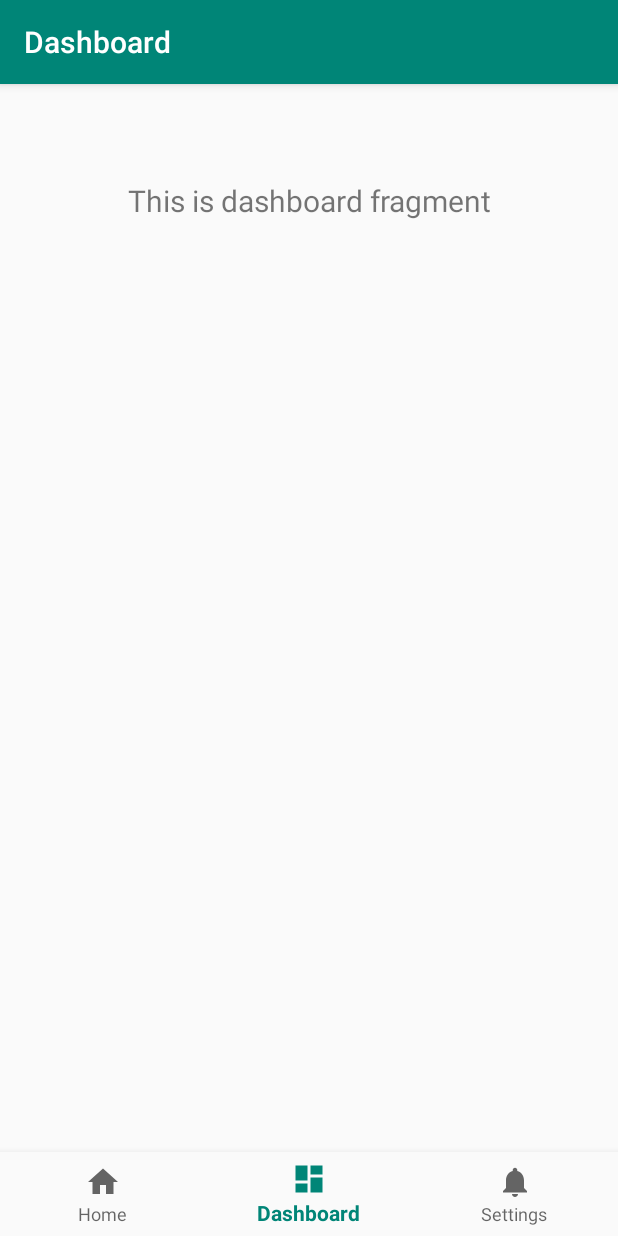
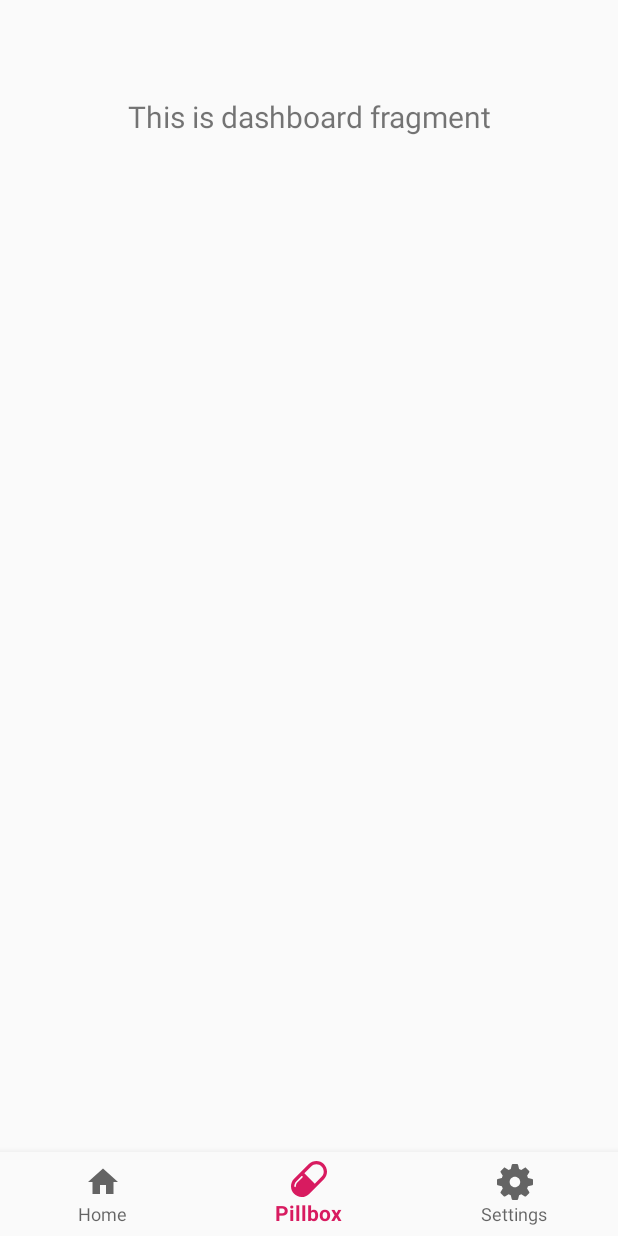
Before and after one commit to LucGeven/PillBox, an Android app: the PillboxFragment screen opened through its navigation route, on a phone screen of 412 x 824 dp. Run offline under Robolectric (Android 15) with nearby library versions, the phone set to English and light mode, and no system bars; our stand-ins replace navigation-ui.

Commit message:
Update design

```diff
--- a/app/src/main/java/io/geven/pillbox/MainActivity.java
+++ b/app/src/main/java/io/geven/pillbox/MainActivity.java
@@ -20,10 +20,10 @@ public class MainActivity extends AppCompatActivity {
         // Passing each menu ID as a set of Ids because each
         // menu should be considered as top level destinations.
         AppBarConfiguration appBarConfiguration = new AppBarConfiguration.Builder(
-                R.id.navigation_home, R.id.navigation_dashboard, R.id.navigation_notifications)
+                R.id.navigation_home, R.id.navigation_pillbox, R.id.navigation_settings)
                 .build();
         NavController navController = Navigation.findNavController(this, R.id.nav_host_fragment);
-        NavigationUI.setupActionBarWithNavController(this, navController, appBarConfiguration);
+        //NavigationUI.setupActionBarWithNavController(this, navController, appBarConfiguration);
         NavigationUI.setupWithNavController(navView, navController);
     }
 
--- a/app/src/main/java/io/geven/pillbox/ui/dashboard/DashboardFragment.java
+++ b/app/src/main/java/io/geven/pillbox/ui/pillbox/PillboxFragment.java
@@ -1,4 +1,4 @@
-package io.geven.pillbox.ui.dashboard;
+package io.geven.pillbox.ui.pillbox;
 
 import android.os.Bundle;
 import android.view.LayoutInflater;
@@ -13,17 +13,17 @@ import androidx.lifecycle.Observer;
 import androidx.lifecycle.ViewModelProviders;
 import io.geven.pillbox.R;
 
-public class DashboardFragment extends Fragment {
+public class PillboxFragment extends Fragment {
 
-    private DashboardViewModel dashboardViewModel;
+    private PillboxViewModel pillboxViewModel;
 
     public View onCreateView(@NonNull LayoutInflater inflater,
                              ViewGroup container, Bundle savedInstanceState) {
-        dashboardViewModel =
-                ViewModelProviders.of(this).get(DashboardViewModel.class);
-        View root = inflater.inflate(R.layout.fragment_dashboard, container, false);
+        pillboxViewModel =
+                ViewModelProviders.of(this).get(PillboxViewModel.class);
+        View root = inflater.inflate(R.layout.fragment_pillbox, container, false);
         final TextView textView = root.findViewById(R.id.text_dashboard);
-        dashboardViewModel.getText().observe(this, new Observer<String>() {
+        pillboxViewModel.getText().observe(this, new Observer<String>() {
             @Override
             public void onChanged(@Nullable String s) {
                 textView.setText(s);
--- a/app/src/main/java/io/geven/pillbox/ui/dashboard/DashboardViewModel.java
+++ b/app/src/main/java/io/geven/pillbox/ui/pillbox/PillboxViewModel.java
@@ -1,14 +1,14 @@
-package io.geven.pillbox.ui.dashboard;
+package io.geven.pillbox.ui.pillbox;
 
 import androidx.lifecycle.LiveData;
 import androidx.lifecycle.MutableLiveData;
 import androidx.lifecycle.ViewModel;
 
-public class DashboardViewModel extends ViewModel {
+public class PillboxViewModel extends ViewModel {
 
     private MutableLiveData<String> mText;
 
-    public DashboardViewModel() {
+    public PillboxViewModel() {
         mText = new MutableLiveData<>();
         mText.setValue("This is dashboard fragment");
     }
--- /dev/null
+++ b/app/src/main/res/drawable/ic_pill.xml
@@ -0,0 +1,9 @@
+<vector xmlns:android="http://schemas.android.com/apk/res/android"
+    android:width="469.333dp"
+    android:height="469.333dp"
+    android:viewportWidth="469.333"
+    android:viewportHeight="469.333">
+  <path
+      android:fillColor="#FF000000"
+      android:pathData="M330.667,0c-37.042,0 -71.875,14.427 -98.042,40.615l-192,192C14.437,258.812 0,293.635 0,330.667c0,76.458 62.208,138.667 138.667,138.667c37.063,0 71.875,-14.427 98.042,-40.615l192,-191.99c26.208,-26.198 40.625,-61.021 40.625,-98.063C469.333,62.208 407.125,0 330.667,0zM149.875,213.875l-64,63.99C71.771,291.969 64,310.729 64,330.667c0,5.896 -4.771,10.667 -10.667,10.667c-5.896,0 -10.667,-4.771 -10.667,-10.667c0,-25.646 9.979,-49.75 28.125,-67.885l64,-63.99c4.167,-4.167 10.917,-4.167 15.083,0C154.042,202.958 154.042,209.708 149.875,213.875zM398.542,206.562l-88.457,88.447L174.332,159.241l88.46,-88.46c18.125,-18.135 42.229,-28.115 67.875,-28.115c52.938,0 96,43.063 96,96C426.667,164.312 416.688,188.427 398.542,206.562z"/>
+</vector>
--- /dev/null
+++ b/app/src/main/res/drawable/ic_settings.xml
@@ -0,0 +1,9 @@
+<vector xmlns:android="http://schemas.android.com/apk/res/android"
+    android:width="512dp"
+    android:height="512dp"
+    android:viewportWidth="512"
+    android:viewportHeight="512">
+  <path
+      android:fillColor="#FF000000"
+      android:pathData="M500.6,212.6l-59.9,-14.7c-3.3,-10.5 -7.5,-20.7 -12.6,-30.6l30.6,-51c3.6,-6 2.7,-13.5 -2.1,-18.3L414,55.4c-4.8,-4.8 -12.3,-5.7 -18.3,-2.1l-51,30.6c-9.9,-5.1 -20.1,-9.3 -30.6,-12.6l-14.4,-59.9C297.9,4.8 291.9,0 285,0h-60c-6.9,0 -12.9,4.8 -14.7,11.4l-14.4,59.9c-10.5,3.3 -20.7,7.5 -30.6,12.6l-51,-30.6c-6,-3.6 -13.5,-2.7 -18.3,2.1L53.4,98c-4.8,4.8 -5.7,12.3 -2.1,18.3l30.6,51c-5.1,9.9 -9.3,20.1 -12.6,30.6l-57.9,14.7C4.8,214.1 0,220.1 0,227v60c0,6.9 4.8,12.9 11.4,14.4l57.9,14.7c3.3,10.5 7.5,20.7 12.6,30.6l-30.6,51c-3.6,6 -2.7,13.5 2.1,18.3L96,458.6c4.8,4.8 12.3,5.7 18.3,2.1l51,-30.6c9.9,5.1 20.1,9.3 30.6,12.6l14.4,57.9c1.8,6.6 7.8,11.4 14.7,11.4h60c6.9,0 12.9,-4.8 14.7,-11.4l14.4,-57.9c10.5,-3.3 20.7,-7.5 30.6,-12.6l51,30.6c6,3.6 13.5,2.7 18.3,-2.1l42.6,-42.6c4.8,-4.8 5.7,-12.3 2.1,-18.3l-30.6,-51c5.1,-9.9 9.3,-20.1 12.6,-30.6l59.9,-14.7c6.6,-1.5 11.4,-7.5 11.4,-14.4v-60C512,220.1 507.2,214.1 500.6,212.6zM255,332c-41.4,0 -75,-33.6 -75,-75c0,-41.4 33.6,-75 75,-75c41.4,0 75,33.6 75,75C330,298.4 296.4,332 255,332z"/>
+</vector>
--- a/app/src/main/res/menu/bottom_nav_menu.xml
+++ b/app/src/main/res/menu/bottom_nav_menu.xml
@@ -7,13 +7,13 @@
         android:title="@string/title_home" />
 
     <item
-        android:id="@+id/navigation_dashboard"
-        android:icon="@drawable/ic_dashboard_black_24dp"
-        android:title="@string/title_dashboard" />
+        android:id="@+id/navigation_pillbox"
+        android:icon="@drawable/ic_pill"
+        android:title="@string/title_pillbox" />
 
     <item
         android:id="@+id/navigation_settings"
-        android:icon="@drawable/ic_notifications_black_24dp"
+        android:icon="@drawable/ic_settings"
         android:title="@string/title_settings" />
 
 </menu>
--- a/app/src/main/res/navigation/mobile_navigation.xml
+++ b/app/src/main/res/navigation/mobile_navigation.xml
@@ -12,14 +12,14 @@
         tools:layout="@layout/fragment_home" />
 
     <fragment
-        android:id="@+id/navigation_dashboard"
-        android:name="io.geven.pillbox.ui.dashboard.DashboardFragment"
-        android:label="@string/title_dashboard"
-        tools:layout="@layout/fragment_dashboard" />
+        android:id="@+id/navigation_pillbox"
+        android:name="io.geven.pillbox.ui.pillbox.PillboxFragment"
+        android:label="@string/title_pillbox"
+        tools:layout="@layout/fragment_pillbox" />
 
     <fragment
-        android:id="@+id/navigation_notifications"
+        android:id="@+id/navigation_settings"
         android:name="io.geven.pillbox.ui.settings.SettingsFragment"
-        android:label="@string/title_notifications"
+        android:label="@string/title_settings"
         tools:layout="@layout/fragment_settings" />
 </navigation>
--- a/app/src/main/res/values/colors.xml
+++ b/app/src/main/res/values/colors.xml
@@ -3,4 +3,5 @@
     <color name="colorPrimary">#008577</color>
     <color name="colorPrimaryDark">#00574B</color>
     <color name="colorAccent">#D81B60</color>
+    <color name="white">#FFFFFF</color>
 </resources>
--- a/app/src/main/res/values/strings.xml
+++ b/app/src/main/res/values/strings.xml
@@ -1,6 +1,6 @@
 <resources>
     <string name="app_name">PillBox</string>
     <string name="title_home">Home</string>
-    <string name="title_dashboard">Dashboard</string>
+    <string name="title_pillbox">Pillbox</string>
     <string name="title_settings">Settings</string>
 </resources>
--- a/app/src/main/res/values/styles.xml
+++ b/app/src/main/res/values/styles.xml
@@ -3,7 +3,9 @@
     <!-- Base application theme. -->
     <style name="AppTheme" parent="Theme.AppCompat.Light.DarkActionBar">
         <!-- Customize your theme here. -->
-        <item name="colorPrimary">@color/colorPrimary</item>
+        <item name="windowActionBar">false</item>
+        <item name="windowNoTitle">true</item>
+        <item name="colorPrimary">@color/colorAccent</item>
         <item name="colorPrimaryDark">@color/colorPrimaryDark</item>
         <item name="colorAccent">@color/colorAccent</item>
     </style>
```
Also changed, not shown: app/src/main/java/io/geven/pillbox/ConnectActivity.java (+14 -0 lines), app/src/main/res/layout/activity_connect.xml (+27 -8 lines), app/src/main/res/layout/fragment_pillbox.xml (renamed from app/src/main/res/layout/fragment_dashboard.xml).
